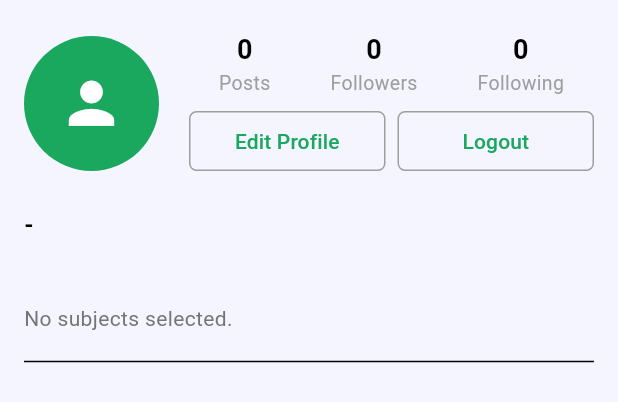
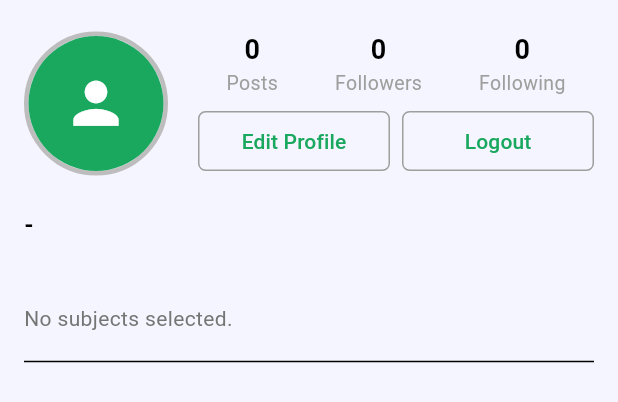
Before and after one commit to yxlow07/study-scroll, a Flutter app: the ProfileViewPage widget shown alone on an empty page, opened directly with empty values, on a phone screen of 412 x 824 dp. Shown: the top 402 px of the screen. Run offline on Flutter 3.47's test engine with Material 3 defaults, Android fonts, the phone set to English and light mode, and no system bars; our stand-ins replace cloud_firestore, firebase_auth, firebase_core, flutter_bloc, flutter_dotenv, go_router and 1 more; missing offline and left inert: drop_down_list; accounts and stored records are empty.

Commit message:
PFP Styling

```diff
--- a/lib/presentation/profile/profile_view_page.dart
+++ b/lib/presentation/profile/profile_view_page.dart
@@ -75,7 +75,15 @@ class _ProfileViewPageState extends State<ProfileViewPage> {
                   Row(
                     children: [
                       // Circular avatar for the profile picture.
-                      FutureBuilder<String>(
+                      Container(
+                        decoration: BoxDecoration(
+                          shape: BoxShape.circle,
+                          border: Border.all(
+                            color: Colors.grey[400]!,
+                            width: 3,
+                          ),
+                        ),
+                        child: FutureBuilder<String>(
                           future:
                               profile.profilePictureUrl.isNotEmpty
                                   ? _getProfilePictureUrl(
@@ -106,6 +114,7 @@ class _ProfileViewPageState extends State<ProfileViewPage> {
                               );
                             }
                           },
+                        ),
                       ),
                       const SizedBox(width: 20),
                       // Posts, Followers, Following Stats
```
Also changed, not shown: lib/presentation/profile/profile_edit_page.dart (+11 -1 lines). Lines whose indentation alone changed are shown as unchanged.
